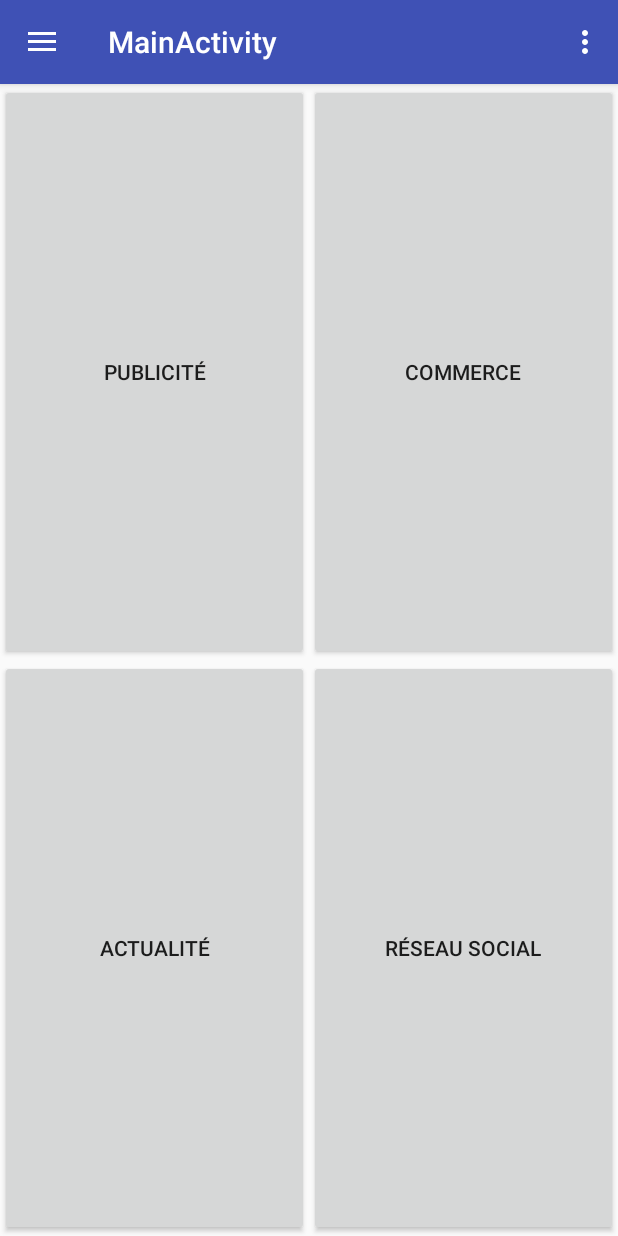
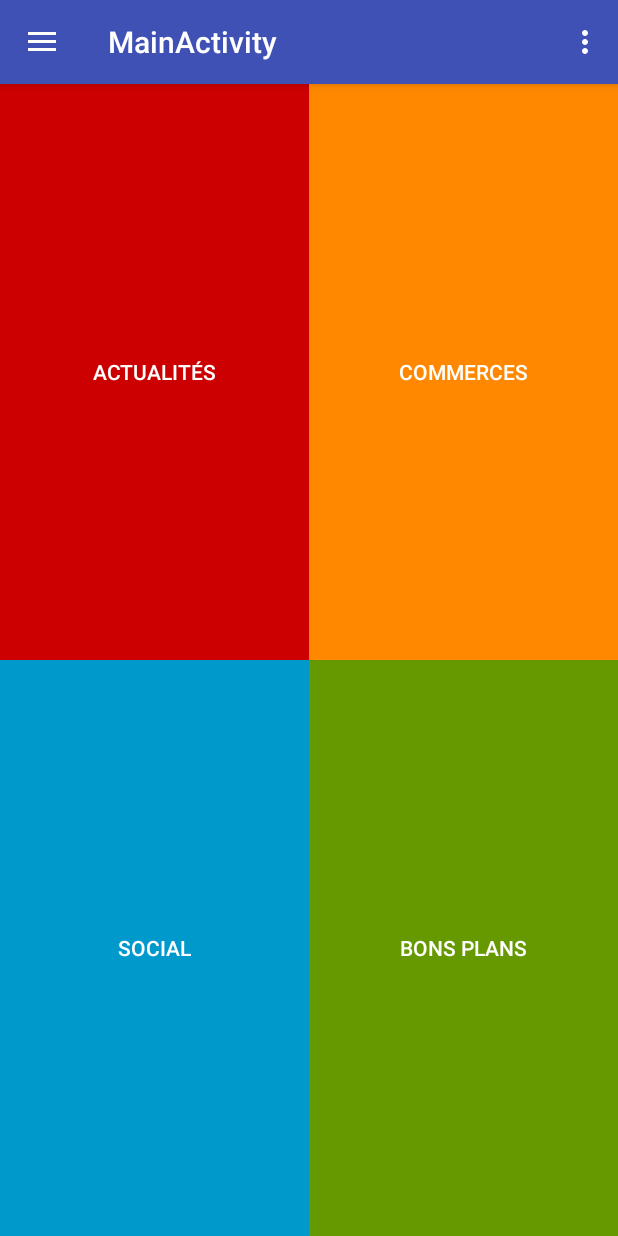
Before and after one commit to ThibautE/smartCity, an Android app: the MainActivity screen opened directly, with no data from a screen before it, on a phone screen of 412 x 824 dp. Run offline under Robolectric (Android 15) with nearby library versions, the phone set to English and light mode, and no system bars.

Commit message:
ajout de couleurs et de contenus dans la catégorie "bon plans"

```diff
--- a/app/src/main/res/layout/content_main.xml
+++ b/app/src/main/res/layout/content_main.xml
@@ -20,14 +20,16 @@
             android:orientation="horizontal">
 
             <Button
-                android:id="@+id/pub"
+                android:id="@+id/news"
                 android:layout_width="match_parent"
                 android:layout_height="match_parent"
                 android:layout_weight="1"
-                android:onClick="goToPubActivity"
-                android:text="Publicité"
-                tools:layout_editor_absoluteX="218dp"
-                tools:layout_editor_absoluteY="348dp" />
+                android:onClick="goToNewsActivity"
+                android:text="Actualités"
+                tools:layout_editor_absoluteX="26dp"
+                tools:layout_editor_absoluteY="112dp"
+                android:background="@android:color/holo_red_dark"
+                android:textColor="@android:color/white"/>
 
             <Button
                 android:id="@+id/commerce"
@@ -35,9 +37,11 @@
                 android:layout_height="match_parent"
                 android:layout_weight="1"
                 android:onClick="goToCommerceActivity"
-                android:text="Commerce"
+                android:text="Commerces"
                 tools:layout_editor_absoluteX="26dp"
-                tools:layout_editor_absoluteY="348dp" />
+                tools:layout_editor_absoluteY="348dp"
+                android:background="@android:color/holo_orange_dark"
+                android:textColor="@android:color/white"/>
         </LinearLayout>
 
         <LinearLayout
@@ -47,24 +51,28 @@
             android:orientation="horizontal">
 
             <Button
-                android:id="@+id/news"
-                android:layout_width="match_parent"
-                android:layout_height="match_parent"
-                android:layout_weight="1"
-                android:onClick="goToNewsActivity"
-                android:text="Actualité"
-                tools:layout_editor_absoluteX="26dp"
-                tools:layout_editor_absoluteY="112dp" />
-
-            <Button
                 android:id="@+id/social"
                 android:layout_width="match_parent"
                 android:layout_height="match_parent"
                 android:layout_weight="1"
                 android:onClick="goToSocialActivity"
-                android:text="Réseau social"
+                android:text="Social"
                 tools:layout_editor_absoluteX="214dp"
-                tools:layout_editor_absoluteY="111dp" />
+                tools:layout_editor_absoluteY="111dp"
+                android:background="@android:color/holo_blue_dark"
+                android:textColor="@android:color/white"/>
+
+            <Button
+                android:id="@+id/pub"
+                android:layout_width="match_parent"
+                android:layout_height="match_parent"
+                android:layout_weight="1"
+                android:onClick="goToPubActivity"
+                android:text="Bons plans"
+                tools:layout_editor_absoluteX="218dp"
+                tools:layout_editor_absoluteY="348dp"
+                android:background="@android:color/holo_green_dark"
+                android:textColor="@android:color/white"/>
         </LinearLayout>
 
     </LinearLayout>
```
Also changed, not shown: app/src/main/res/layout/activity_pub.xml (+30 -9 lines), app/src/main/res/drawable/fise.png (added), app/src/main/res/drawable/mara.jpg (added), app/src/main/res/drawable/sopico.jpg (added).
